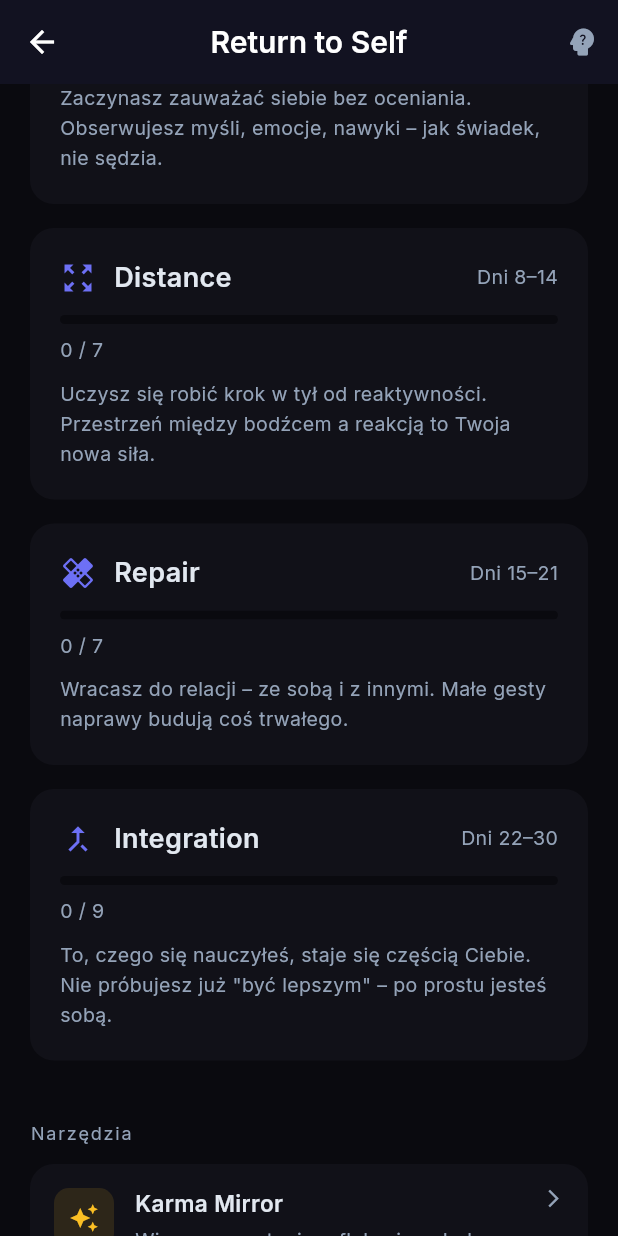
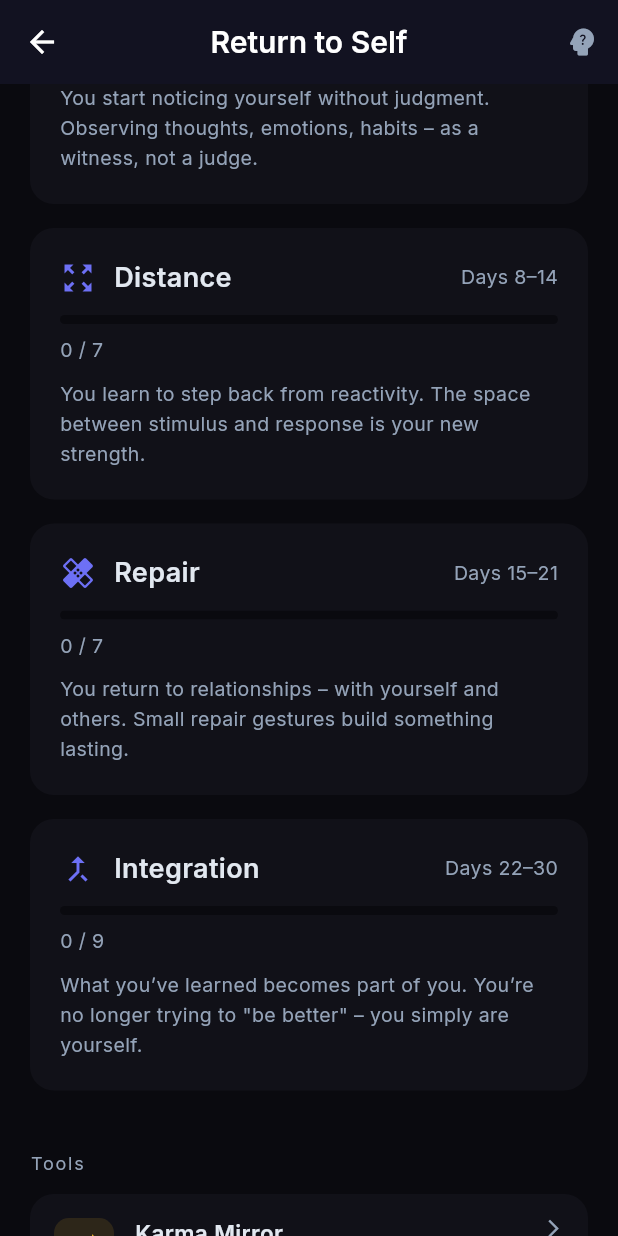
Before and after one commit to SoberStepsDev/sobersteps, a Flutter app: the ReturnToSelfScreen screen opened by its route, scrolled down 576 dp, on a phone screen of 412 x 824 dp. Run offline on Flutter 3.47's test engine with Material 3 defaults, Android fonts, the phone set to English and light mode, and no system bars; drawn by our look-alikes of flutter_animate; our stand-ins replace app_links, audioplayers, connectivity_plus, firebase_core, firebase_crashlytics, fl_chart and 7 more; missing offline and left inert: onesignal_flutter, purchases_flutter; accounts and stored records are empty.

Commit message:
feat: add PL translations for paywall, mini-lessons, RTS, Naomi, Karma Mirror

```diff
--- a/lib/l10n/strings.dart
+++ b/lib/l10n/strings.dart
@@ -336,6 +336,19 @@ class S {
       'crashLogPhilosophy': 'Smile ↔ Perspective ↔ Path — 80% is enough.',
       'crashLogWrite': 'Write',
       'marginalArchiveTitle': 'Archive', 'marginalArchiveEmpty': 'No entries yet.\nWrite your first CrashLog.',
+      'naomiHint': 'What comes to mind…',
+      'naomiLeave': 'Leave answer',
+      'naomiBack': 'Back to your path',
+      'naomiNextQuestion': 'Next time Naomi will ask:',
+      'rtsTools': 'Tools',
+      'rtsDays': 'Days',
+      'karmaMirrorDesc': 'Evening reflection question. Once a day – you write an honest answer and sit with it.',
+      'naomiDesc': 'AI coach that asks – never judges. Rotating questions from four areas: compassion, curiosity, body, future self.',
+      'wallOfStrengthDesc': 'Anonymous board of words from people on the same path. Leave something – maybe someone needs it tomorrow.',
+      'rtsPhaseAwarenessDesc': 'You start noticing yourself without judgment. Observing thoughts, emotions, habits – as a witness, not a judge.',
+      'rtsPhaseDistanceDesc': 'You learn to step back from reactivity. The space between stimulus and response is your new strength.',
+      'rtsPhaseRepairDesc': 'You return to relationships – with yourself and others. Small repair gestures build something lasting.',
+      'rtsPhaseIntegrationDesc': 'What you’ve learned becomes part of you. You’re no longer trying to "be better" – you simply are yourself.',
       'errorSaving': 'Something went wrong — try again.',
     },
     'pl': {
@@ -668,6 +681,19 @@ class S {
       'crashLogPhilosophy': 'Uśmiech ↔ Perspektywa ↔ Droga — 80% wystarczy.',
       'crashLogWrite': 'Pisz',
       'marginalArchiveTitle': 'Archiwum', 'marginalArchiveEmpty': 'Brak wpisów.\nNapisz swój pierwszy CrashLog.',
+      'naomiHint': 'Co przychodzi Ci na myśl…',
+      'naomiLeave': 'Zostaw odpowiedź',
+      'naomiBack': 'Wróć na swoją drogę',
+      'naomiNextQuestion': 'Następnym razem Naomi zapyta:',
+      'rtsTools': 'Narzędzia',
+      'rtsDays': 'Dni',
+      'karmaMirrorDesc': 'Wieczorne pytanie refleksyjne. Jeden raz dziennie – piszesz szczerą odpowiedź, zostajesz z nią.',
+      'naomiDesc': 'AI coach, który pyta – nigdy nie ocenia. Rotujące pytania z czterech obszarów: współczucie, ciekawość, ciało, przyszłe ja.',
+      'wallOfStrengthDesc': 'Anonimowa tablica słów od ludzi na tej samej drodze. Zostaw coś – może jutro ktoś tego potrzebuje.',
+      'rtsPhaseAwarenessDesc': 'Zaczynasz zauważać siebie bez oceniania. Obserwujesz myśli, emocje, nawyki – jak świadek, nie sędzia.',
+      'rtsPhaseDistanceDesc': 'Uczysz się robić krok w tył od reaktywności. Przestrzeń między bodźcem a reakcją to Twoja nowa siła.',
+      'rtsPhaseRepairDesc': 'Wracasz do relacji – ze sobą i z innymi. Małe gesty naprawy budują coś trwałego.',
+      'rtsPhaseIntegrationDesc': 'To, czego się nauczyłeś, staje się częścią Ciebie. Nie próbujesz już "być lepszym" – po prostu jesteś sobą.',
       'errorSaving': 'Coś poszło nie tak — spróbuj ponownie.',
     },
     'es': {
--- a/lib/screens/naomi_screen.dart
+++ b/lib/screens/naomi_screen.dart
@@ -121,7 +121,7 @@ class _NaomiScreenState extends State<NaomiScreen> {
                 maxLines: 5,
                 style: const TextStyle(color: AppColors.textPrimary),
                 decoration: InputDecoration(
-                  hintText: 'Co przychodzi Ci na myśl…',
+                  hintText: S.t(context, 'naomiHint'),
                   hintStyle: TextStyle(
                     color: AppColors.textSecondary.withValues(alpha: 0.6),
                   ),
@@ -167,7 +167,7 @@ class _NaomiScreenState extends State<NaomiScreen> {
                       crossAxisAlignment: CrossAxisAlignment.start,
                       children: [
                         const Text(
-                          'Następnym razem Naomi zapyta:',
+                          S.t(context, 'naomiNextQuestion'),
                           style: TextStyle(
                             color: AppColors.textSecondary,
                             fontSize: 11,
@@ -202,7 +202,7 @@ class _NaomiScreenState extends State<NaomiScreen> {
                           width: 20,
                           child: CircularProgressIndicator(strokeWidth: 2, color: Colors.white),
                         )
-                      : Text(_feedback == null ? 'Zostaw odpowiedź' : 'Wróć na swoją drogę'),
+                      : Text(_feedback == null ? S.t(context, 'naomiLeave') : S.t(context, 'naomiBack')),
                 ),
               ).animate().fadeIn(duration: 500.ms, delay: 600.ms),
             ],
--- a/lib/screens/return_to_self_screen.dart
+++ b/lib/screens/return_to_self_screen.dart
@@ -72,28 +72,28 @@ class _ReturnToSelfScreenState extends State<ReturnToSelfScreen> {
       'labelKey': 'rtsPhaseAwareness',
       'days': '1–7',
       'icon': Icons.visibility_outlined,
-      'desc': 'Zaczynasz zauważać siebie bez oceniania. Obserwujesz myśli, emocje, nawyki – jak świadek, nie sędzia.',
+      'descKey': 'rtsPhaseAwarenessDesc',
     },
     {
       'type': ReturnToSelfType.distance,
       'labelKey': 'rtsPhaseDistance',
       'days': '8–14',
       'icon': Icons.zoom_out_map,
-      'desc': 'Uczysz się robić krok w tył od reaktywności. Przestrzeń między bodźcem a reakcją to Twoja nowa siła.',
+      'descKey': 'rtsPhaseDistanceDesc',
     },
     {
       'type': ReturnToSelfType.repair,
       'labelKey': 'rtsPhaseRepair',
       'days': '15–21',
       'icon': Icons.healing_outlined,
-      'desc': 'Wracasz do relacji – ze sobą i z innymi. Małe gesty naprawy budują coś trwałego.',
+      'descKey': 'rtsPhaseRepairDesc',
     },
     {
       'type': ReturnToSelfType.integration,
       'labelKey': 'rtsPhaseIntegration',
       'days': '22–30',
       'icon': Icons.merge_type,
-      'desc': 'To, czego się nauczyłeś, staje się częścią Ciebie. Nie próbujesz już "być lepszym" – po prostu jesteś sobą.',
+      'descKey': 'rtsPhaseIntegrationDesc',
     },
   ];
 
@@ -193,7 +193,7 @@ class _ReturnToSelfScreenState extends State<ReturnToSelfScreen> {
                                 ),
                                 const Spacer(),
                                 Text(
-                                  'Dni ${phase['days']}',
+                                  '${S.t(context, 'rtsDays')} ${phase['days']}',
                                   style: const TextStyle(color: AppColors.textSecondary, fontSize: 13),
                                 ),
                               ],
@@ -215,10 +215,10 @@ class _ReturnToSelfScreenState extends State<ReturnToSelfScreen> {
                               '$completed / $total',
                               style: const TextStyle(color: AppColors.textSecondary, fontSize: 13),
                             ),
-                            if (phase['desc'] != null) ...[
+                            if (phase['descKey'] != null) ...[
                               const SizedBox(height: 10),
                               Text(
-                                phase['desc'] as String,
+                                S.t(context, phase['descKey'] as String),
                                 style: const TextStyle(
                                   color: AppColors.textSecondary,
                                   fontSize: 13,
@@ -235,29 +235,29 @@ class _ReturnToSelfScreenState extends State<ReturnToSelfScreen> {
                     );
                   }),
                   const SizedBox(height: 24),
-                  const Text(
-                    'Narzędzia',
-                    style: TextStyle(color: AppColors.textSecondary, fontSize: 12, letterSpacing: 1.2),
+                  Text(
+                    S.t(context, 'rtsTools'),
+                    style: const TextStyle(color: AppColors.textSecondary, fontSize: 12, letterSpacing: 1.2),
                   ),
                   const SizedBox(height: 12),
                   _ToolCard(
                     icon: Icons.auto_awesome,
-                    label: 'Karma Mirror',
-                    desc: 'Wieczorne pytanie refleksyjne. Jeden raz dziennie – piszesz szczerą odpowiedź, zostajesz z nią.',
+                    label: S.t(context, 'karmaMirror'),
+                    desc: S.t(context, 'karmaMirrorDesc'),
                     onTap: () => Navigator.pushNamed(context, '/karma-mirror'),
                   ),
                   const SizedBox(height: 10),
                   _ToolCard(
                     icon: Icons.psychology_outlined,
-                    label: 'Naomi',
-                    desc: 'AI coach, który pyta – nigdy nie ocenia. Rotujące pytania z czterech obszarów: współczucie, ciekawość, ciało, przyszłe ja.',
+                    label: S.t(context, 'naomi'),
+                    desc: S.t(context, 'naomiDesc'),
                     onTap: () => Navigator.pushNamed(context, '/naomi'),
                   ),
                   const SizedBox(height: 10),
                   _ToolCard(
                     icon: Icons.format_quote_rounded,
                     label: S.t(context, 'wallOfStrength'),
-                    desc: 'Anonimowa tablica słów od ludzi na tej samej drodze. Zostaw coś – może jutro ktoś tego potrzebuje.',
+                    desc: S.t(context, 'wallOfStrengthDesc'),
                     onTap: () => Navigator.pushNamed(context, '/wall-of-strength'),
                   ),
                   ],
```
